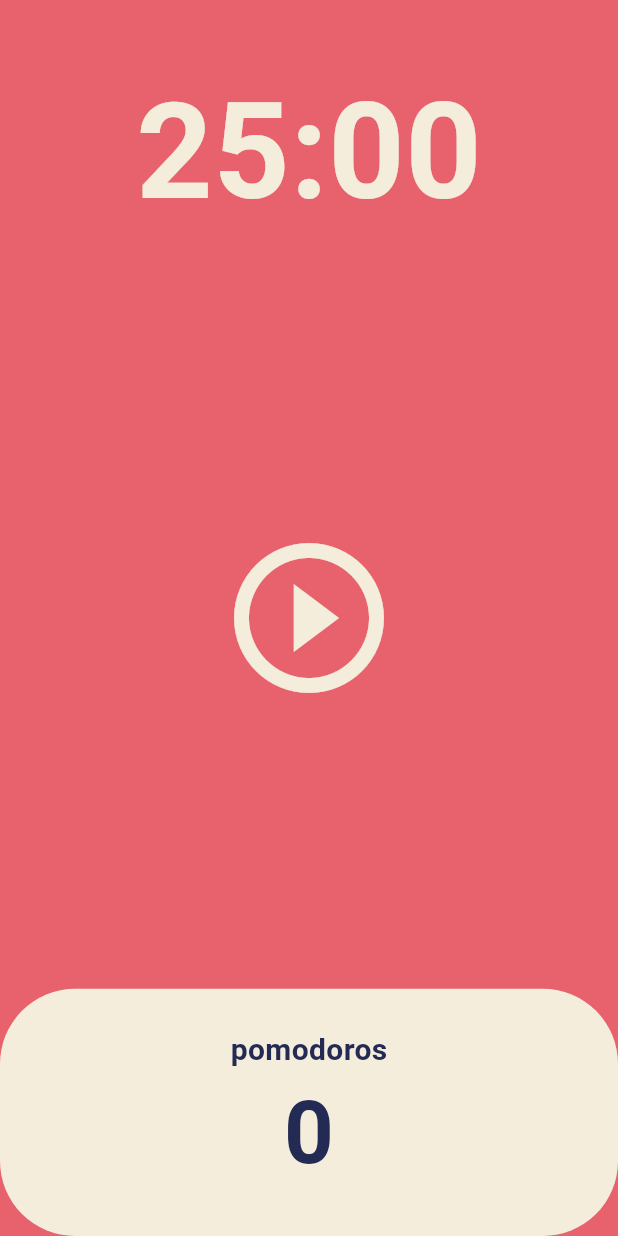
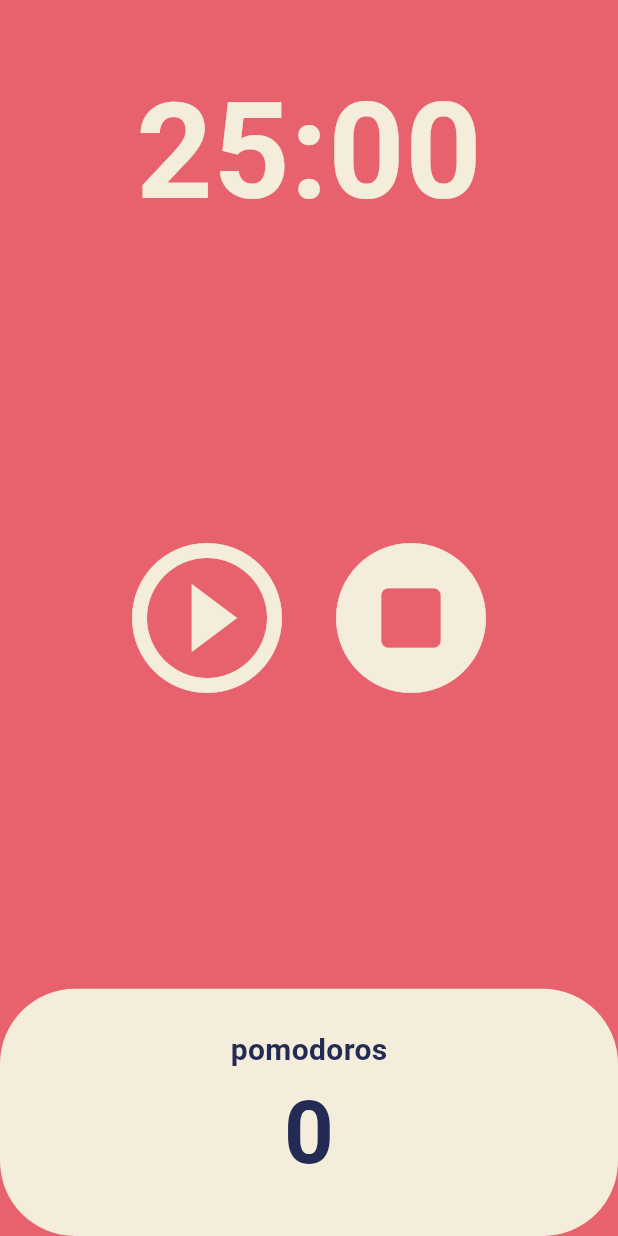
Before and after one commit to hwan20c/toonflix, a Flutter app: the screen it shows after launch, on a phone screen of 412 x 824 dp. Run offline on Flutter 3.47's test engine with Material 3 defaults, Android fonts, the phone set to English and light mode, and no system bars.

Commit message:
pomodro stop button update

```diff
--- a/lib/screens/home_screen.dart
+++ b/lib/screens/home_screen.dart
@@ -48,6 +48,15 @@ class _HomeScreenState extends State<HomeScreen> {
     });
   }
 
+  void onStopPressed() {
+    timer.cancel();
+    setState(() {
+      isRunning = false;
+      totalSeconds = twentyFiveMinutes;
+      totalPomodoros = 0;
+    });
+  }
+
   String format(int seconds) {
     var duration = Duration(seconds: seconds);
     return duration.toString().split(".").first.substring(2, 7);
@@ -76,7 +85,10 @@ class _HomeScreenState extends State<HomeScreen> {
           Flexible(
             flex: 3,
             child: Center(
-              child: IconButton(
+              child: Row(
+                mainAxisAlignment: MainAxisAlignment.center,
+                children: [
+                  IconButton(
                     iconSize: 120,
                     color: Theme.of(context).cardColor,
                     onPressed: isRunning ? onPausePressed : onStartPressed,
@@ -85,6 +97,16 @@ class _HomeScreenState extends State<HomeScreen> {
                           ? Icons.pause_circle_outline
                           : Icons.play_circle_outline,
                     ),
+                  ),
+                  IconButton(
+                    iconSize: 120,
+                    color: Theme.of(context).cardColor,
+                    onPressed: onStopPressed,
+                    icon: const Icon(
+                      Icons.stop_circle_rounded,
+                    ),
+                  ),
+                ],
               ),
             ),
           ),
```
Lines whose indentation alone changed are shown as unchanged.
